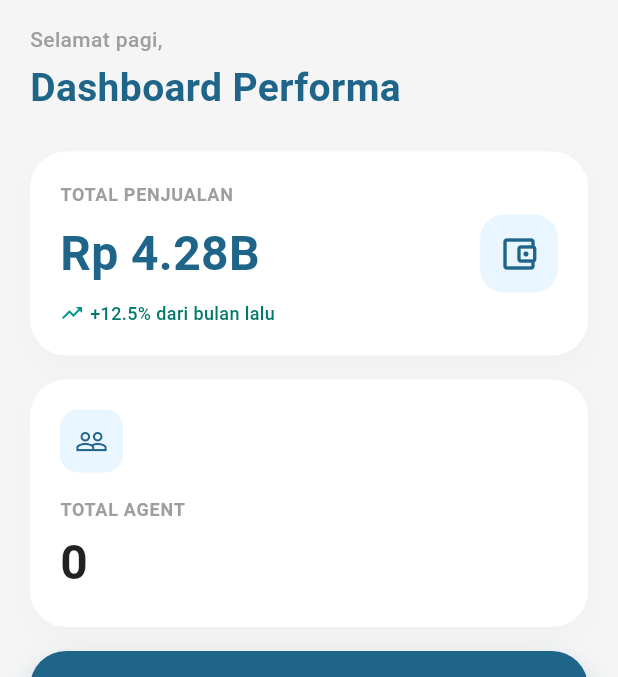
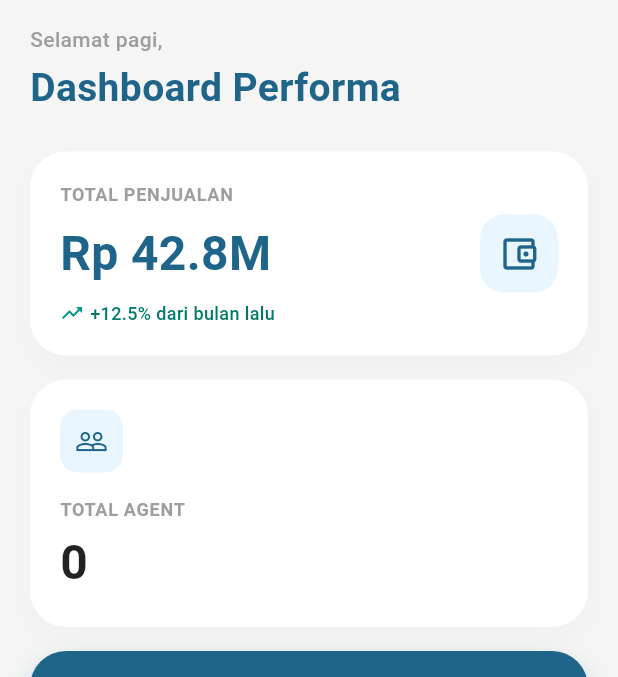
Before and after one commit to trevinyrs/tidar_property, a Flutter app: the BrHomeScreen screen opened directly, on a phone screen of 412 x 824 dp, the part 171-848 px from its top. Run offline on Flutter 3.47's test engine with Material 3 defaults, Android fonts, the phone set to English and light mode, and no system bars; our stand-ins replace cloud_firestore, file_picker, firebase_auth, firebase_core, firebase_storage, fl_chart and 6 more; missing offline and left inert: excel; accounts and stored records are empty; network calls fail.

Commit message:
feat: implement manager dashboard screen and configure cross-platform launcher icons

```diff
--- a/lib/features/br/screens/br_home_screen.dart
+++ b/lib/features/br/screens/br_home_screen.dart
@@ -1,4 +1,5 @@
 import 'package:flutter/material.dart';
+import 'package:cloud_firestore/cloud_firestore.dart';
 import 'package:provider/provider.dart';
 import 'package:tidar_property/features/br/screens/br_mou_screen.dart';
 import 'package:tidar_property/models/user_model.dart';
@@ -127,62 +128,7 @@ class BrDashboardContent extends StatelessWidget {
           // 1. TOTAL PENJUALAN
           Padding(
             padding: const EdgeInsets.symmetric(horizontal: 20, vertical: 8),
-            child: Container(
-              padding: const EdgeInsets.all(20),
-              decoration: BoxDecoration(
-                color: Colors.white,
-                borderRadius: BorderRadius.circular(24),
-                boxShadow: [
-                  BoxShadow(
-                    color: Colors.black.withOpacity(0.02),
-                    blurRadius: 15,
-                    offset: const Offset(0, 8),
-                  ),
-                ],
-              ),
-              child: Row(
-                mainAxisAlignment: MainAxisAlignment.spaceBetween,
-                children: [
-                  Column(
-                    crossAxisAlignment: CrossAxisAlignment.start,
-                    children: [
-                      const Text(
-                        "TOTAL PENJUALAN",
-                        style: TextStyle(fontSize: 12, fontWeight: FontWeight.bold, color: Colors.grey, letterSpacing: 0.5),
-                      ),
-                      const SizedBox(height: 8),
-                      const Text(
-                        "Rp 4.28B",
-                        style: TextStyle(fontSize: 32, fontWeight: FontWeight.bold, color: Color(0xFF1F658A)),
-                      ),
-                      const SizedBox(height: 8),
-                      Row(
-                        children: [
-                          const Icon(Icons.trending_up, size: 16, color: Colors.teal),
-                          const SizedBox(width: 4),
-                          Text(
-                            "+12.5% dari bulan lalu",
-                            style: TextStyle(color: Colors.teal.shade700, fontSize: 12, fontWeight: FontWeight.w500),
-                          ),
-                        ],
-                      ),
-                    ],
-                  ),
-                  Container(
-                    padding: const EdgeInsets.all(12),
-                    decoration: BoxDecoration(
-                      color: const Color(0xFF96D3FD).withOpacity(0.2),
-                      borderRadius: BorderRadius.circular(16),
-                    ),
-                    child: const Icon(
-                      Icons.account_balance_wallet_outlined,
-                      color: Color(0xFF1F658A),
-                      size: 28,
-                    ),
-                  ),
-                ],
-              ),
-            ),
+            child: _buildTotalPenjualanStream(context),
           ),
 
           // 2. TOTAL AGENT
@@ -368,7 +314,7 @@ class BrDashboardContent extends StatelessWidget {
       stream: mouService.getMousByTypeStream('Agent'),
       builder: (context, snapshot) {
         final mous = snapshot.data ?? [];
-        final count = mous.where((m) => m.statusMou.toUpperCase() == 'AKTIF').length;
+        final count = mous.where((m) => m.statusMou.toLowerCase() == 'aktif').length;
 
         return Text(
           count > 0 ? "$count" : "0",
@@ -385,7 +331,7 @@ class BrDashboardContent extends StatelessWidget {
       stream: propertyService.getProperties(),
       builder: (context, snapshot) {
         final properties = snapshot.data ?? [];
-        final count = properties.where((p) => p.status.toUpperCase() == 'AVAILABLE').length;
+        final count = properties.length;
 
         return Container(
           width: double.infinity,
@@ -437,6 +383,82 @@ class BrDashboardContent extends StatelessWidget {
               const Text(
                 "Listing Aktif",
                 style: TextStyle(color: Colors.white70, fontSize: 13),
+              ),
+            ],
+          ),
+        );
+      },
+    );
+  }
+
+  // Widget untuk menghitung Total Penjualan secara dinamis
+  Widget _buildTotalPenjualanStream(BuildContext context) {
+    return StreamBuilder<QuerySnapshot>(
+      stream: FirebaseFirestore.instance.collection('tb_penjualan').snapshots(),
+      builder: (context, snapshot) {
+        double realTotalSales = 0;
+        if (snapshot.hasData) {
+          for (var doc in snapshot.data!.docs) {
+            final data = doc.data() as Map<String, dynamic>? ?? {};
+            realTotalSales += (data['harga'] ?? data['price'] ?? 0).toDouble();
+          }
+        }
+        final String totalSalesText = realTotalSales > 0
+            ? "Rp ${(realTotalSales / 1000000000).toStringAsFixed(1)}M"
+            : "Rp 42.8M";
+
+        return Container(
+          padding: const EdgeInsets.all(20),
+          decoration: BoxDecoration(
+            color: Colors.white,
+            borderRadius: BorderRadius.circular(24),
+            boxShadow: [
+              BoxShadow(
+                color: Colors.black.withOpacity(0.02),
+                blurRadius: 15,
+                offset: const Offset(0, 8),
+              ),
+            ],
+          ),
+          child: Row(
+            mainAxisAlignment: MainAxisAlignment.spaceBetween,
+            children: [
+              Column(
+                crossAxisAlignment: CrossAxisAlignment.start,
+                children: [
+                  const Text(
+                    "TOTAL PENJUALAN",
+                    style: TextStyle(fontSize: 12, fontWeight: FontWeight.bold, color: Colors.grey, letterSpacing: 0.5),
+                  ),
+                  const SizedBox(height: 8),
+                  Text(
+                    totalSalesText,
+                    style: const TextStyle(fontSize: 32, fontWeight: FontWeight.bold, color: Color(0xFF1F658A)),
+                  ),
+                  const SizedBox(height: 8),
+                  Row(
+                    children: [
+                      const Icon(Icons.trending_up, size: 16, color: Colors.teal),
+                      const SizedBox(width: 4),
+                      Text(
+                        "+12.5% dari bulan lalu",
+                        style: TextStyle(color: Colors.teal.shade700, fontSize: 12, fontWeight: FontWeight.w500),
+                      ),
+                    ],
+                  ),
+                ],
+              ),
+              Container(
+                padding: const EdgeInsets.all(12),
+                decoration: BoxDecoration(
+                  color: const Color(0xFF96D3FD).withOpacity(0.2),
+                  borderRadius: BorderRadius.circular(16),
+                ),
+                child: const Icon(
+                  Icons.account_balance_wallet_outlined,
+                  color: Color(0xFF1F658A),
+                  size: 28,
+                ),
               ),
             ],
           ),
--- a/lib/features/manager/screens/manager_home_screen.dart
+++ b/lib/features/manager/screens/manager_home_screen.dart
@@ -177,9 +177,9 @@ class MultiStreamBuilder extends StatelessWidget {
                   final data = doc.data() as Map<String, dynamic>? ?? {};
                   realTotalSales += (data['harga'] ?? data['price'] ?? 0).toDouble();
                 }
-                const double baseSales = 42800000000; // Rp 42.8 Milyar base
-                final double finalSales = baseSales + realTotalSales;
-                final String totalSalesText = "Rp ${(finalSales / 1000000000).toStringAsFixed(1)}M";
+                final String totalSalesText = realTotalSales > 0
+                    ? "Rp ${(realTotalSales / 1000000000).toStringAsFixed(1)}M"
+                    : "Rp 42.8M";
 
                 return SingleChildScrollView(
                   physics: const BouncingScrollPhysics(),
```
Also changed, not shown: lib/features/agent/screens/property_detail_screen.dart (+24 -11 lines), lib/features/agent/screens/property_list_screen.dart (+17 -1 lines), lib/features/manager/screens/manager_property_detail_screen.dart (+24 -11 lines), 29 other files.
